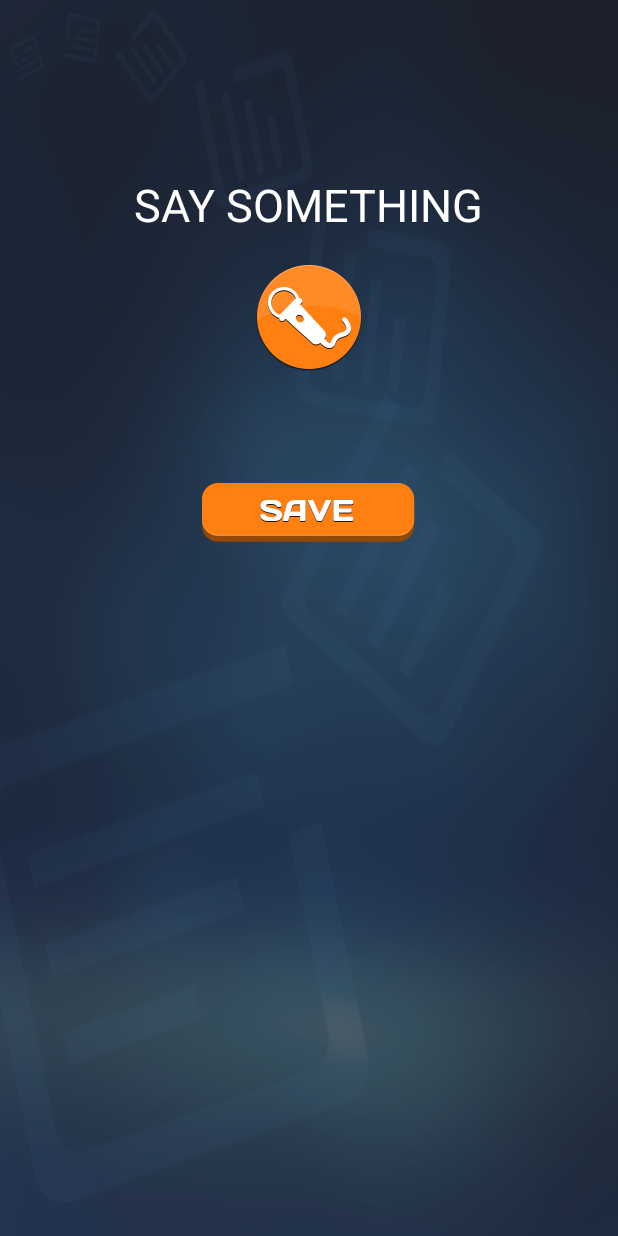
After one commit to freebumba27/WhereRU, an Android app: the RecOwnVoice screen opened directly, with no data from a screen before it, on a phone screen of 412 x 824 dp. The commit adds this screen. Run offline under Robolectric (Android 15) with nearby library versions, the phone set to English and light mode, and no system bars; Roboto replaces fonts that are not available here; 1 statement that could not run was skipped.

Commit message:
Record and save own voice added, Vibration, Play Music sound 60 sec bug fixed

```diff
--- /dev/null
+++ b/app/src/main/java/com/bumba27/whereru/RecOwnVoice.java
@@ -0,0 +1,68 @@
+package com.bumba27.whereru;
+
+import android.app.Activity;
+import android.content.ActivityNotFoundException;
+import android.content.Intent;
+import android.os.Bundle;
+import android.speech.RecognizerIntent;
+import android.view.View;
+import android.widget.TextView;
+import android.widget.Toast;
+
+import com.bumba27.utils.ReusableClass;
+
+
+public class RecOwnVoice extends Activity {
+
+    TextView textViewResult;
+    @Override
+    protected void onCreate(Bundle savedInstanceState) {
+        super.onCreate(savedInstanceState);
+        setContentView(R.layout.activity_rec_own_voice);
+
+        textViewResult = (TextView)findViewById(R.id.textViewResult);
+        ((TextView)findViewById(R.id.textViewTitle)).setTypeface(ReusableClass.getFontSFHypocrisySketchedStyle(this));
+        textViewResult.setTypeface(ReusableClass.getFontSFHypocrisySketchedStyle(this));
+    }
+
+    @Override
+    public void onBackPressed() {
+        Intent i = new Intent(this, SettingsActivity.class);
+        finish();
+        startActivity(i);
+    }
+
+    public void openingGoogleVoice(View view) {
+        textViewResult.setText("");
+        /* Call Activity for Voice Input */
+        Intent intent = new Intent(RecognizerIntent.ACTION_RECOGNIZE_SPEECH);
+
+        intent.putExtra(RecognizerIntent.EXTRA_LANGUAGE_MODEL, "en-US");
+
+        try {
+            startActivityForResult(intent, 1);
+        } catch (ActivityNotFoundException a) {
+            Toast.makeText(RecOwnVoice.this, "Oops! Your device doesn't support Speech to Text", Toast.LENGTH_SHORT).show();
+        }
+    }
+
+    /* When Mic activity close */
+    @Override
+    public void onActivityResult(int requestCode, int resultCode, Intent data) {
+        super.onActivityResult(requestCode, resultCode, data);
+
+        switch (requestCode) {
+            case 1: {
+                if (resultCode == Activity.RESULT_OK && null != data) {
+                    String yourResult = data.getStringArrayListExtra(RecognizerIntent.EXTRA_RESULTS).get(0);
+                    textViewResult.setText(yourResult);
+                }
+                break;
+            }
+        }
+    }
+
+    public void saveRecordedText(View view) {
+        ReusableClass.saveInPreference("RecordedText", textViewResult.toString(), RecOwnVoice.this);
+    }
+}
--- /dev/null
+++ b/app/src/main/res/layout/activity_rec_own_voice.xml
@@ -0,0 +1,57 @@
+<RelativeLayout xmlns:android="http://schemas.android.com/apk/res/android"
+    xmlns:tools="http://schemas.android.com/tools"
+    android:id="@+id/TextViewCenter"
+    android:layout_width="match_parent"
+    android:layout_height="match_parent"
+    android:background="@drawable/background"
+    android:onClick="openingRingToneLists"
+    android:paddingBottom="@dimen/activity_vertical_margin"
+    android:paddingLeft="@dimen/activity_horizontal_margin"
+    android:paddingRight="@dimen/activity_horizontal_margin"
+    android:paddingTop="@dimen/activity_vertical_margin"
+    tools:context="com.bumba27.whereru.SettingsActivity">
+
+
+    <TextView
+        android:id="@+id/textViewTitle"
+        android:layout_width="wrap_content"
+        android:layout_height="wrap_content"
+        android:layout_alignParentTop="true"
+        android:layout_centerHorizontal="true"
+        android:layout_marginTop="100dp"
+        android:text="SAY SOMETHING"
+        android:textColor="#FFFFFF"
+        android:textSize="30dp" />
+
+    <ImageView
+        android:id="@+id/imageViewGoogleVoice"
+        android:layout_width="wrap_content"
+        android:layout_height="wrap_content"
+        android:layout_below="@+id/textViewTitle"
+        android:layout_centerHorizontal="true"
+        android:layout_marginTop="20dp"
+        android:background="@drawable/google_voice_icon"
+        android:clickable="true"
+        android:onClick="openingGoogleVoice" />
+
+
+    <TextView
+        android:id="@+id/textViewResult"
+        android:layout_width="fill_parent"
+        android:layout_height="wrap_content"
+        android:layout_below="@+id/imageViewGoogleVoice"
+        android:gravity="center"
+        android:layout_marginTop="30dp"
+        android:textColor="#FFFFFF"
+        android:textSize="18dp" />
+
+    <Button
+        android:id="@+id/save_button"
+        android:layout_width="wrap_content"
+        android:layout_height="wrap_content"
+        android:layout_below="@+id/textViewResult"
+        android:layout_centerHorizontal="true"
+        android:layout_marginTop="20dp"
+        android:background="@drawable/save_btn"
+        android:onClick="saveRecordedText"/>
+</RelativeLayout>
--- /dev/null
+++ b/app/src/main/res/menu/menu_rec_own_voice.xml
@@ -0,0 +1,6 @@
+<menu xmlns:android="http://schemas.android.com/apk/res/android"
+    xmlns:app="http://schemas.android.com/apk/res-auto"
+    xmlns:tools="http://schemas.android.com/tools" tools:context="com.bumba27.whereru.RecOwnVoice">
+    <item android:id="@+id/action_settings" android:title="@string/action_settings"
+        android:orderInCategory="100" app:showAsAction="never" />
+</menu>
--- a/app/src/main/res/values/strings.xml
+++ b/app/src/main/res/values/strings.xml
@@ -12,5 +12,8 @@
 	<string name="ring_tone_selection_error">Due to some error no ringtone selected. Try another !!</string>
 	<string name="select_your_ring_tone">Select your ringtone:</string>
 	<string name="trial_period_expaired">Sorry! Trial period expired. Purchase full version of the application.</string>
+    <string name="title_activity_rec_own_voice">RecOwnVoice</string>
+	<string name="say_some_thing_btn">Say Something</string>
+	<string name="save_button_txt">SAVE</string>
 
 </resources>
```
Also changed, not shown: app/src/main/AndroidManifest.xml (+8 -5 lines), app/src/main/java/com/bumba27/utils/ReusableClass.java (renamed from app/src/main/java/com/bumba27/utils/ReuseableClass.java, +6 -2 lines), app/src/main/java/com/bumba27/whereru/MainActivity.java (+8 -8 lines), app/src/main/java/com/bumba27/whereru/SettingsActivity.java (+8 -2 lines), app/src/main/java/com/bumba27/whereru/SimpleVoiceService.java (+34 -44 lines), app/src/main/java/com/bumba27/whereru/SplashScreen.java (+6 -6 lines), app/src/main/res/layout/activity_settings.xml (+15 -12 lines), app/src/main/res/drawable-hdpi/google_voice_icon.png (added), app/src/main/res/drawable-hdpi/save_btn.png (added), 27 other files.
